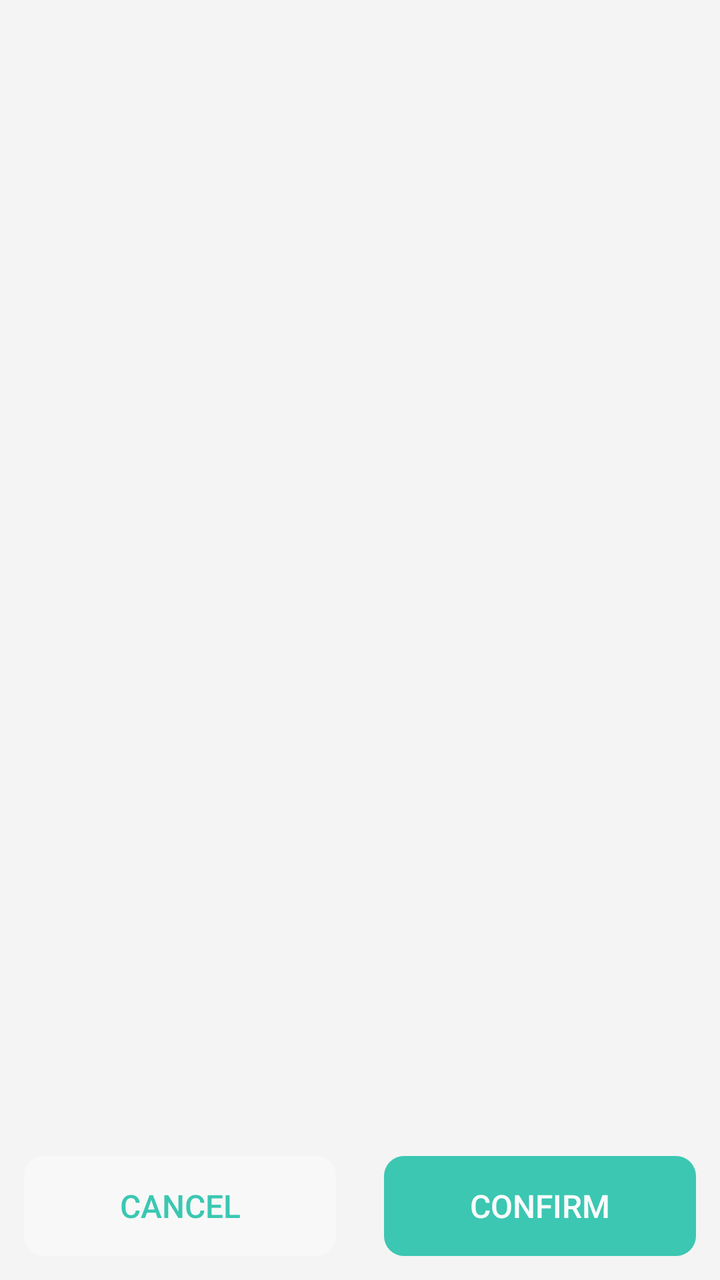
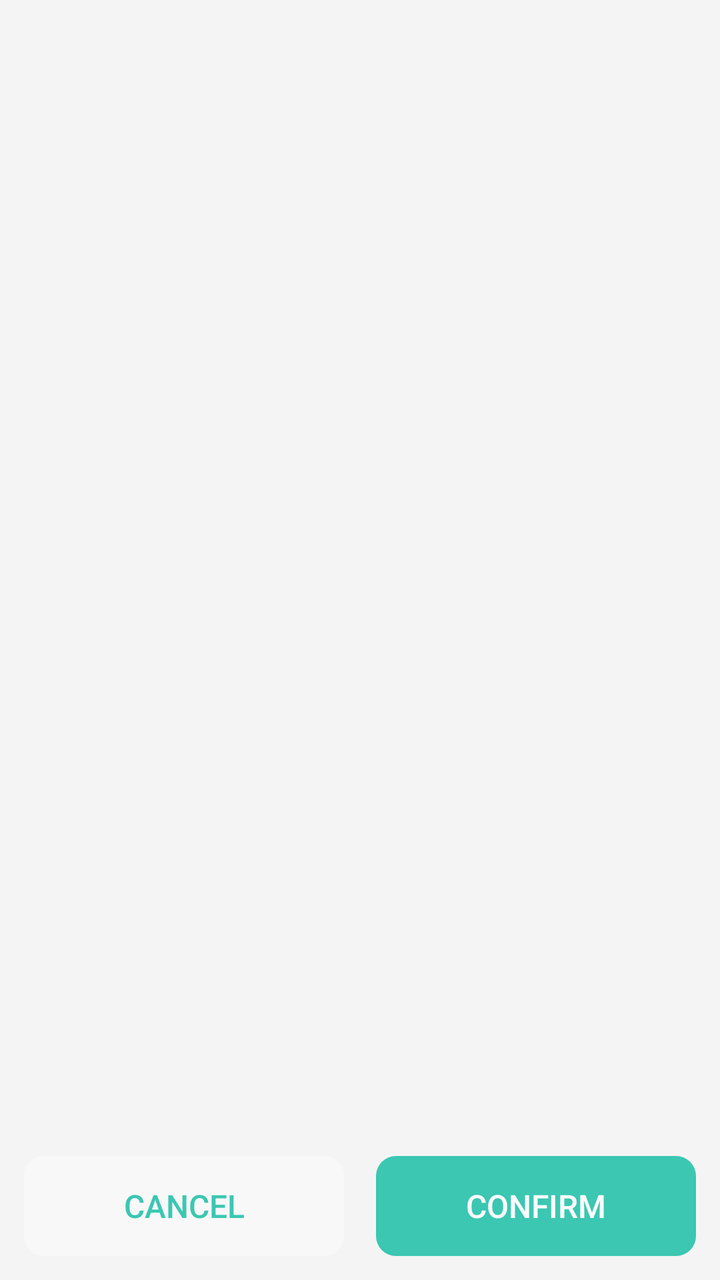

Before-and-after screenshots of an Android layout around one commit, followed by the original layout XML and the change that was made.
<!-- AndroidManifest.xml: application theme AppTheme -->
<!-- res/layout/dialog_text_editor.xml -->
<?xml version="1.0" encoding="utf-8"?>
<LinearLayout xmlns:android="http://schemas.android.com/apk/res/android"
    style="@style/dialogRoot"
    android:orientation="vertical"
    android:focusable="true"
    android:focusableInTouchMode="true"
    android:layout_width="match_parent"
    android:layout_height="match_parent">

    <TextView
        style="@style/dialogTitle"
        android:breakStrategy="simple"
        android:paddingStart="4dp"
        android:paddingEnd="4dp"
        android:id="@+id/dialog_title"
        android:visibility="gone"
        android:layout_width="match_parent"
        android:layout_height="wrap_content" />

    <ScrollView
        android:layout_marginTop="8dp"
        android:layout_width="match_parent"
        android:layout_height="0dp"
        android:layout_weight="1"
        android:requiresFadingEdge="vertical"
        android:overScrollMode="never"
        android:fillViewport="true">

        <EditText
            android:id="@+id/kr_text_editor_content"
            android:background="@android:color/transparent"
            android:textSize="15sp"
            android:padding="8dp"
            android:gravity="top|start"
            android:text=""
            android:layout_width="match_parent"
            android:layout_height="match_parent"
            android:breakStrategy="simple" />
    </ScrollView>

    <LinearLayout
        android:id="@+id/bottom_buttons"
        android:layout_marginTop="16dp"
        android:orientation="horizontal"
        android:layout_width="match_parent"
        android:layout_height="wrap_content">

        <Button
            android:id="@+id/btn_cancel"
            style="@style/dialogCancelBtn"
            android:layout_marginEnd="8dp"
            android:text="@string/btn_cancel">
        </Button>
        <Button
            android:id="@+id/btn_confirm"
            style="@style/dialogConfirmBtn"
            android:text="@string/btn_confirm">
        </Button>
    </LinearLayout>
</LinearLayout>
<!-- resources referenced by this layout -->
<resources>
  <string name="btn_cancel">Cancel</string>
  <string name="btn_confirm">Confirm</string>
  <style name="dialogCancelBtn" parent="dialogLargeBtn">
          <item name="android:layout_marginStart">0dp</item>
          <item name="android:background">@drawable/btn_bg_large_secondary</item>
      </style>
  <style name="dialogConfirmBtn" parent="dialogLargeBtn">
          <item name="android:textColor">#FFFFFF</item>
          <item name="android:background">@drawable/btn_bg_large</item>
      </style>
  <style name="dialogRoot">
          <item name="android:layout_width">match_parent</item>
          <item name="android:layout_height">match_parent</item>
          <item name="android:orientation">vertical</item>
          <item name="android:padding">12dp</item>
      </style>
  <style name="dialogTitle" parent="@style/textTitle">
          <item name="android:paddingStart">16dp</item>
          <item name="android:paddingEnd">16dp</item>
          <item name="android:paddingTop">16dp</item>
          <item name="android:layout_width">match_parent</item>
          <item name="android:layout_height">wrap_content</item>
      </style>
  <!-- drawable btn_bg_large (drawable) -->
  <?xml version="1.0" encoding="utf-8"?>
  <selector xmlns:android="http://schemas.android.com/apk/res/android">
      <item android:drawable="@drawable/btn_bg_active_large" android:state_pressed="true" />
      <item android:drawable="@drawable/btn_bg_disabled_large" android:state_enabled="false" />
      <item android:drawable="@drawable/btn_bg_inactive_large" />
  </selector>
  <style name="textTitle">
          <item name="android:textColor">?android:attr/textColorPrimary</item>
          <item name="android:textStyle">bold</item>
          <item name="android:textSize">14dp</item>
      </style>
  <color name="colorPrimary">#64CDB6</color>
  <color name="colorPrimaryDark">#30C7B6</color>
  <color name="colorAccent">#0dbda2</color>
  <color name="colorParseDark">#20605f5f</color>
  <color name="colorPirmDark">#20000000</color>
  <color name="status_bg_light">@android:color/white</color>
  <color name="window_bg_light">#f4f4f4</color>
  <color name="cardBgLight">#CCFFFFFF</color>
  <!-- drawable btn_bg_active_large (drawable) -->
  <?xml version="1.0" encoding="utf-8"?>
  <shape xmlns:android="http://schemas.android.com/apk/res/android"
      android:shape="rectangle">
      <solid android:color="#26828282" />
      
      
      <corners android:radius="10dp" />
  
      
      <padding
          android:bottom="0dp"
          android:left="0dp"
          android:right="0dp"
          android:top="0dp" />
  </shape>
  <!-- drawable seekbar_thumb (drawable) -->
  <?xml version="1.0" encoding="utf-8"?>
  <shape xmlns:android="http://schemas.android.com/apk/res/android">
      <solid android:color="@android:color/transparent" />
      <corners android:radius="10dp" />
      <size
          android:width="12dp"
          android:height="12dp" />
  </shape>
  <!-- drawable switch_track_disabled (drawable) -->
  <?xml version="1.0" encoding="utf-8"?>
  <shape xmlns:android="http://schemas.android.com/apk/res/android">
      <solid android:color="#22888888" />
      <corners android:radius="10dp" />
      <size android:width="66dp" android:height="20dp" />
  </shape>
  <!-- drawable switch_track_open (drawable) -->
  <?xml version="1.0" encoding="utf-8"?>
  <shape xmlns:android="http://schemas.android.com/apk/res/android">
      <solid android:color="?android:colorAccent" />
      <corners android:radius="10dp" />
      <size android:width="66dp" android:height="20dp" />
  </shape>
  <!-- drawable switch_track_close (drawable) -->
  <?xml version="1.0" encoding="utf-8"?>
  <shape xmlns:android="http://schemas.android.com/apk/res/android">
      <solid android:color="#44888888" />
      <corners android:radius="10dp" />
      <size android:width="66dp" android:height="20dp" />
  </shape>
  <!-- unchanged entries left out for length: 15 -->
</resources>

<!-- the commit's change to res/layout/dialog_text_editor.xml (unified diff, before → after) -->
@@ -48,7 +48,6 @@
         <Button
             android:id="@+id/btn_cancel"
             style="@style/dialogCancelBtn"
-            android:layout_marginEnd="8dp"
             android:text="@string/btn_cancel">
         </Button>
         <Button
